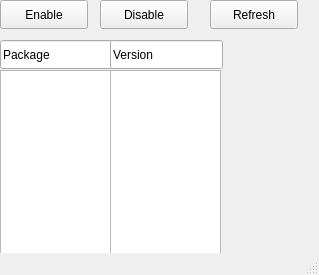
adiosko/mikrotik, file loginGUI/packages.ui: the form before one commit.
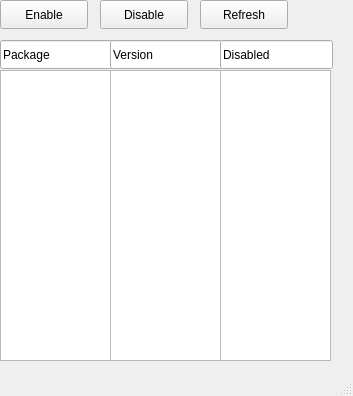
The form after the commit.

What changed in the file:
```diff
--- a/loginGUI/packages.ui
+++ b/loginGUI/packages.ui
@@ -6,8 +6,8 @@
    <rect>
     <x>0</x>
     <y>0</y>
-    <width>319</width>
-    <height>275</height>
+    <width>353</width>
+    <height>396</height>
    </rect>
   </property>
   <property name="windowTitle">
@@ -72,7 +72,7 @@
       <x>110</x>
       <y>70</y>
       <width>111</width>
-      <height>192</height>
+      <height>291</height>
      </rect>
     </property>
    </widget>
@@ -82,14 +82,14 @@
       <x>0</x>
       <y>70</y>
       <width>111</width>
-      <height>192</height>
+      <height>291</height>
      </rect>
     </property>
    </widget>
    <widget class="QPushButton" name="refreshButton">
     <property name="geometry">
      <rect>
-      <x>210</x>
+      <x>200</x>
       <y>0</y>
       <width>88</width>
       <height>29</height>
@@ -99,6 +99,29 @@
      <string>Refresh</string>
     </property>
    </widget>
+   <widget class="QListWidget" name="disableField">
+    <property name="geometry">
+     <rect>
+      <x>220</x>
+      <y>70</y>
+      <width>111</width>
+      <height>291</height>
+     </rect>
+    </property>
+   </widget>
+   <widget class="QLineEdit" name="version_2">
+    <property name="geometry">
+     <rect>
+      <x>220</x>
+      <y>40</y>
+      <width>113</width>
+      <height>29</height>
+     </rect>
+    </property>
+    <property name="text">
+     <string>Disabled</string>
+    </property>
+   </widget>
   </widget>
   <widget class="QStatusBar" name="statusbar"/>
  </widget>
```
